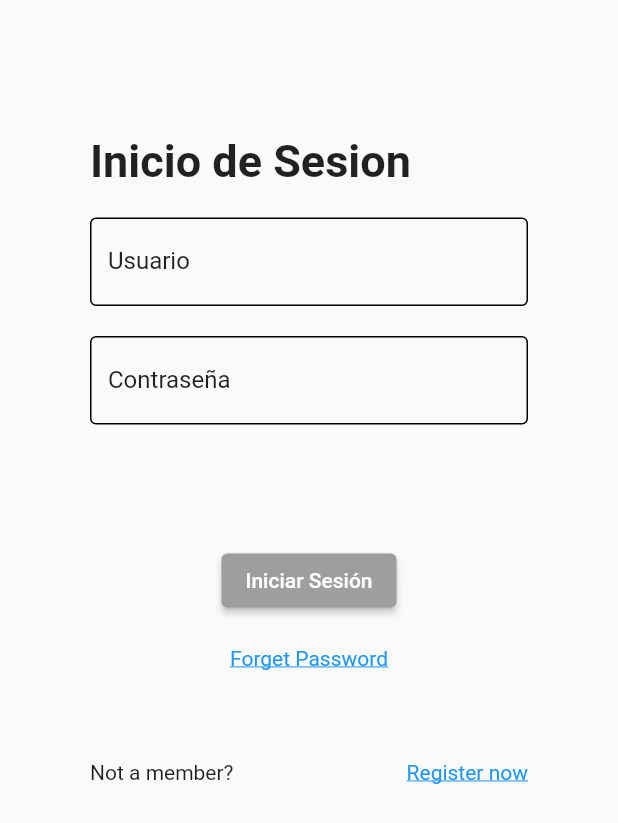
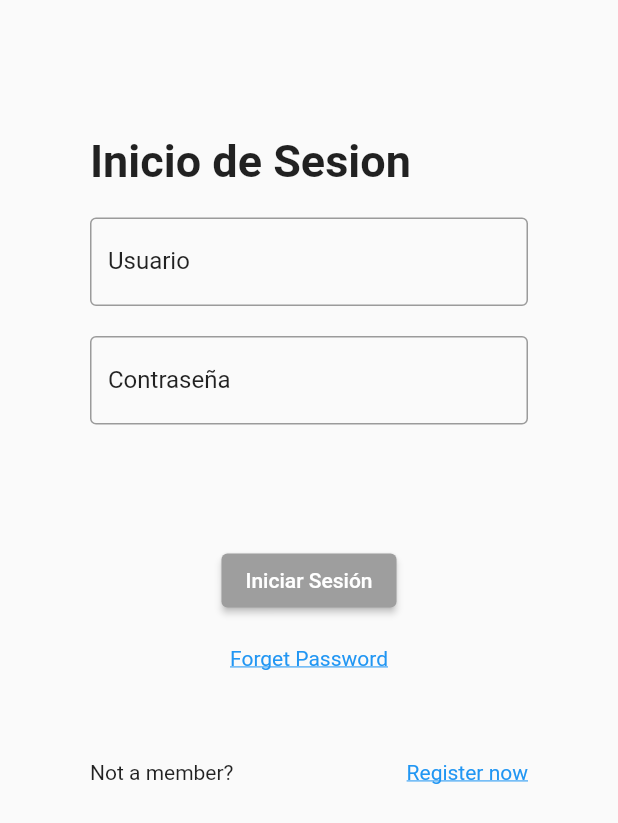
Before and after one commit to LinoMacKay/WeatherProject, a Flutter app: the screen it shows after launch, on a phone screen of 412 x 824 dp. Shown: the top 823 px of the screen. Run offline on Flutter 3.47's test engine with Material 2 defaults, Android fonts, the phone set to English and light mode, and no system bars; our stand-ins replace auto_route, rxdart.

Commit message:
Login form validation

```diff
--- /dev/null
+++ b/lib/core/bloc/createChildBloc.dart
@@ -0,0 +1,17 @@
+import 'package:my_project/core/bloc/validators.dart';
+import 'package:rxdart/rxdart.dart';
+
+class CreateChildBloc with Validators {
+  BehaviorSubject<String> _nameController = BehaviorSubject<String>();
+
+  Stream<String> get nameStream =>
+      _nameController.stream.transform(validateName);
+
+  Function(String) get changeName => _nameController.sink.add;
+
+  String get name => _nameController.value;
+
+  dispose() {
+    _nameController.close();
+  }
+}
--- a/lib/core/bloc/validators.dart
+++ b/lib/core/bloc/validators.dart
@@ -5,7 +5,7 @@ class Validators {
       StreamTransformer<String, String>.fromHandlers(handleData: (name, sink) {
     Pattern pattern = r'[^\d]+';
     RegExp regExp = new RegExp(pattern.toString());
-    if (regExp.hasMatch(name)) {
+    if (regExp.hasMatch(name) && name.length > 0) {
       sink.add(name);
     } else {
       sink.addError('El nombre no es válido');
@@ -37,10 +37,10 @@ class Validators {
 
   final validatePassword = StreamTransformer<String, String>.fromHandlers(
       handleData: (password, sink) {
-    if (password.length >= 6) {
+    if (password.length >= 1) {
       sink.add(password);
     } else {
-      sink.addError('Más de 6 caracteres por favor');
+      sink.addError('El campo no puede estar vacío');
     }
   });
 
--- /dev/null
+++ b/lib/model/LoginDto.dart
@@ -0,0 +1,4 @@
+class LoginDto {
+  String user = '';
+  String password = '';
+}
--- a/lib/views/auth/login/login_view.dart
+++ b/lib/views/auth/login/login_view.dart
@@ -1,6 +1,7 @@
 import 'package:flutter/material.dart';
 import 'package:my_project/core/bloc/loginBloc.dart';
 import 'package:my_project/helper/ui/ui_library.dart';
+import 'package:my_project/model/LoginDto.dart';
 import 'package:my_project/router/routes.dart';
 import 'package:my_project/utils/Utils.dart';
 
@@ -19,8 +20,15 @@ class _LoginViewState extends State<LoginView> {
   final FocusNode passwordFocusNode = FocusNode();
 
   final TextStyle style = const TextStyle();
+  LoginDto loginDto = LoginDto();
+  LoginBloc loginBloc = LoginBloc();
 
-  LoginBloc loginBloc = LoginBloc();
+  void _saveForm() {
+    loginDto.password = loginBloc.password;
+    loginDto.user = loginBloc.user;
+    //agregando al data del bloc al dto
+    print(loginDto);
+  }
 
   @override
   Widget build(BuildContext context) {
@@ -64,15 +72,7 @@ class _LoginViewState extends State<LoginView> {
                             errorText: snapshot.hasError
                                 ? snapshot.error.toString()
                                 : null,
-                            errorBorder: OutlineInputBorder(
-                              borderSide:
-                                  BorderSide(width: 1, color: Colors.black),
-                            ),
-                            focusedBorder: OutlineInputBorder(
-                              borderSide:
-                                  BorderSide(width: 1, color: Colors.black),
-                            ),
-                            enabledBorder: OutlineInputBorder(
+                            border: OutlineInputBorder(
                               borderSide:
                                   BorderSide(width: 1, color: Colors.black),
                             ),
@@ -89,6 +89,7 @@ class _LoginViewState extends State<LoginView> {
                     stream: loginBloc.passwordStream,
                     builder: (context, snapshot) {
                       return TextFormField(
+                        obscureText: true,
                         //     key: Key(widget.user.lastName),
                         onChanged: (val) => loginBloc.changePassword(val),
                         style: TextStyle(
@@ -108,15 +109,7 @@ class _LoginViewState extends State<LoginView> {
                             errorText: snapshot.hasError
                                 ? snapshot.error.toString()
                                 : null,
-                            errorBorder: OutlineInputBorder(
-                              borderSide:
-                                  BorderSide(width: 1, color: Colors.black),
-                            ),
-                            focusedBorder: OutlineInputBorder(
-                              borderSide:
-                                  BorderSide(width: 1, color: Colors.black),
-                            ),
-                            enabledBorder: OutlineInputBorder(
+                            border: OutlineInputBorder(
                               borderSide:
                                   BorderSide(width: 1, color: Colors.black),
                             ),
@@ -138,9 +131,11 @@ class _LoginViewState extends State<LoginView> {
                       }
                       return ElevatedButton(
                           style: ElevatedButton.styleFrom(
-                              primary: validator ? Colors.red : Colors.grey),
+                              primary:
+                                  validator ? Colors.blueAccent : Colors.grey),
                           onPressed: () {
                             if (validator) {
+                              _saveForm();
                               Utils.mainNavigator.currentState!
                                   .pushNamed(routeHome);
                             }
```
Also changed, not shown: lib/core/bloc/provider.dart (+8 -0 lines).
